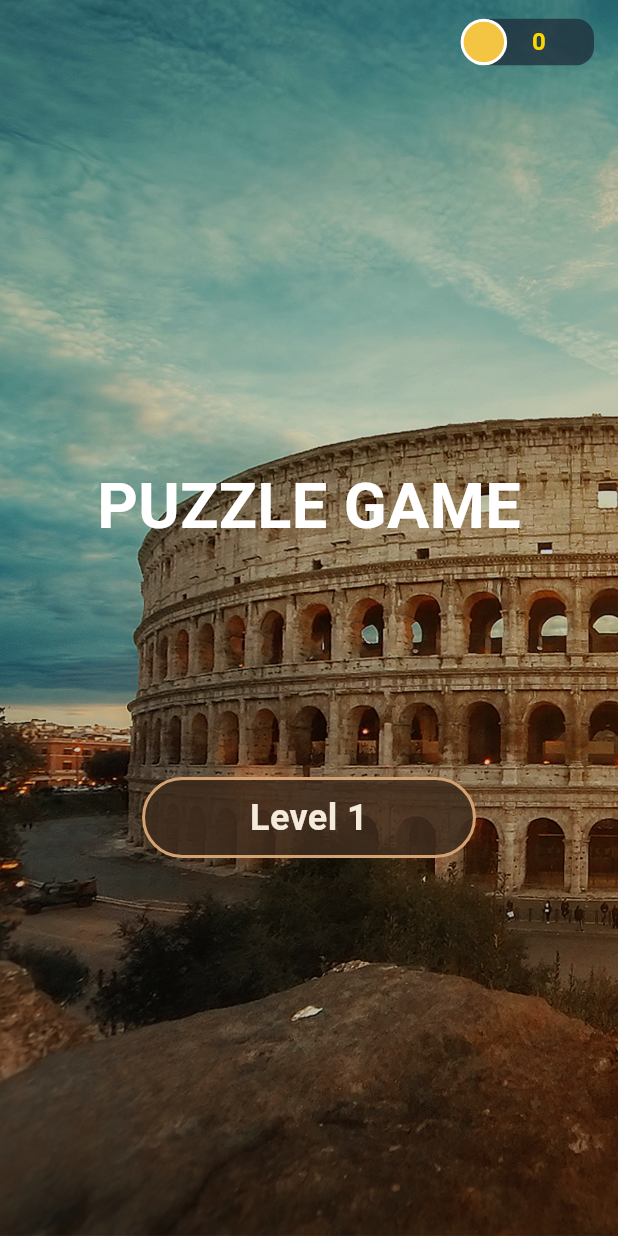
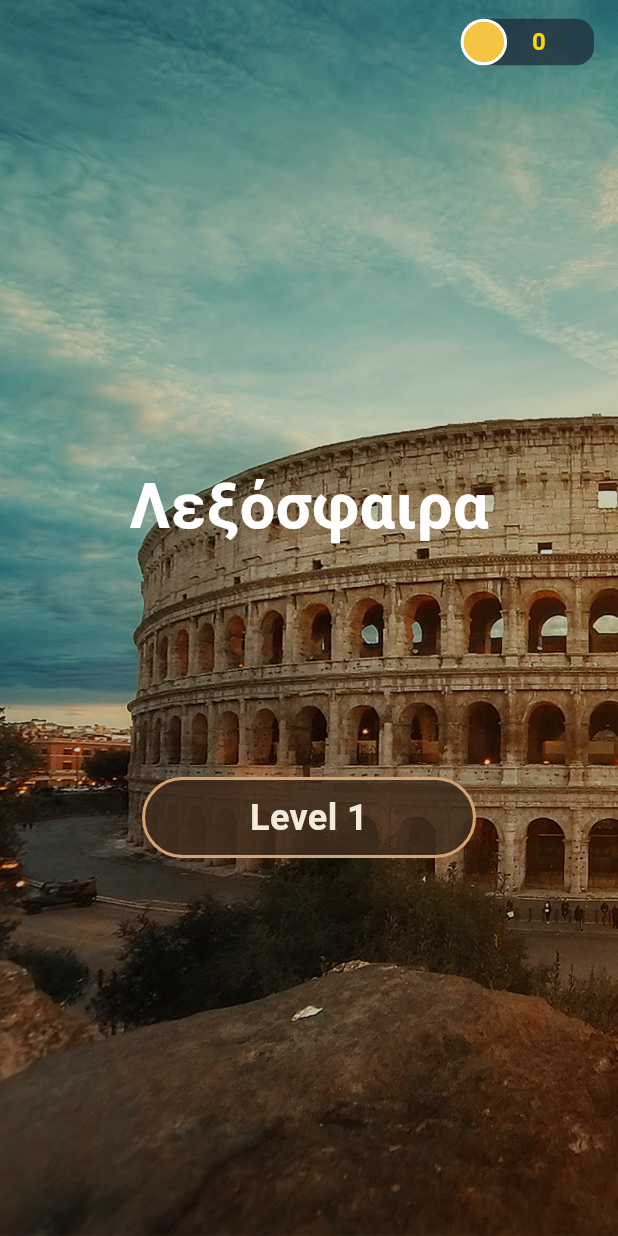
Before and after one commit to it185218/zenwordflutter, a Flutter app: the screen it shows after launch, on a phone screen of 412 x 824 dp. Run offline on Flutter 3.47's test engine with Material 3 defaults, Android fonts, the light colour scheme and no system bars; our stand-ins replace flutter_bloc, isar; accounts and stored records are empty; generated files the repository leaves out were written again.

Commit message:
set game name to Λεξόσφαιρα

```diff
--- a/lib/presentation/pages/home_page.dart
+++ b/lib/presentation/pages/home_page.dart
@@ -30,7 +30,7 @@ class HomePage extends StatelessWidget {
         crossAxisAlignment: CrossAxisAlignment.center,
         children: [
           Text(
-            'PUZZLE GAME',
+            'Λεξόσφαιρα',
             style: TextStyle(
               fontSize: 42,
               fontWeight: FontWeight.w600,
```
